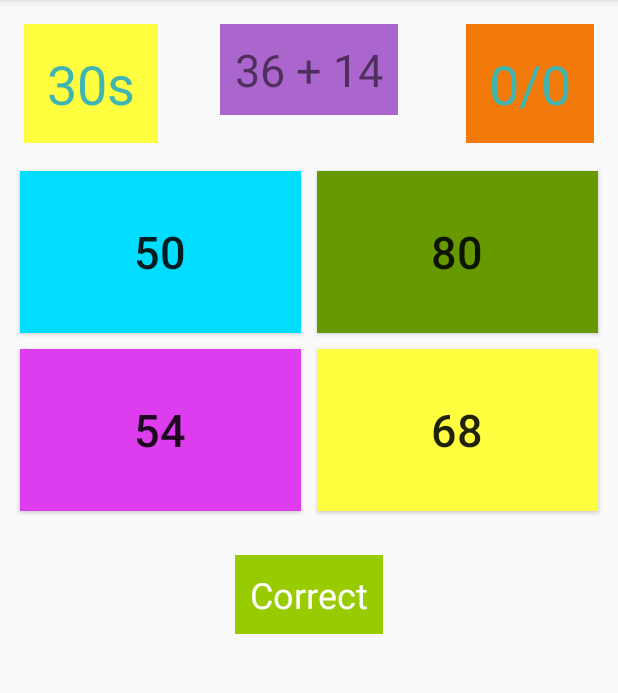
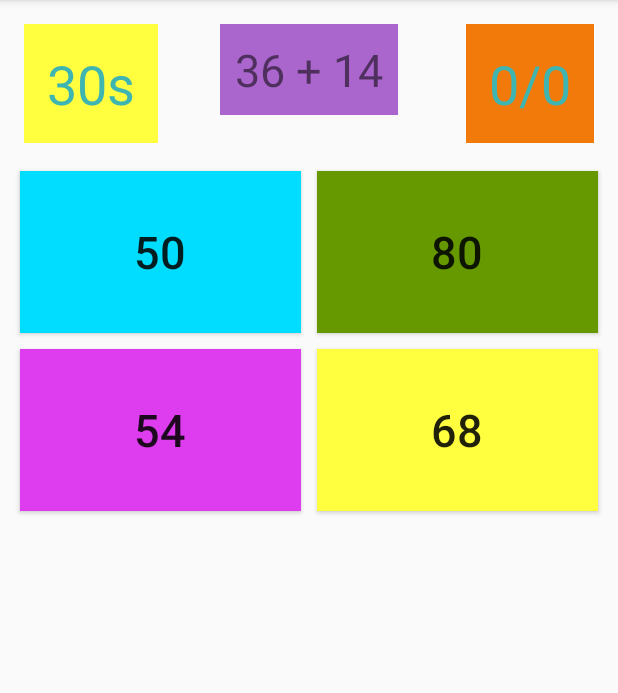
Before and after one commit to ranggasenatama/Quiz-App-Android, an Android app: the screen it shows after launch (MainActivity), on a phone screen of 412 x 824 dp, the part 84-777 px from its top. Run offline under Robolectric (Android 15) with nearby library versions, the phone set to English and light mode, and no system bars.

Commit message:
true false answer

```diff
--- a/app/src/main/java/com/example/asus/quizapp/MainActivity.java
+++ b/app/src/main/java/com/example/asus/quizapp/MainActivity.java
@@ -13,20 +13,20 @@ import java.util.Random;
 public class MainActivity extends AppCompatActivity {
 
     List<Integer> listAnswer = new ArrayList<Integer>();
+    int shuffABC;
+    Button button;
+    TextView answerTextView;
 
     public void clickAnswer(View view) {
-        if (view.getId() == R.id.button1) {
-
-        } else if (view.getId() == R.id.button2) {
-
-        } else if (view.getId() == R.id.button3) {
-
+        if (view.getTag().toString().equals(Integer.toString(shuffABC + 1))) {
+            answerTextView.setText("CORRECT!!");
+            answerTextView.setBackgroundColor(getResources().getColor(android.R.color.holo_green_light));
         } else {
-
+            answerTextView.setText("INCORECT!!");
+            answerTextView.setBackgroundColor(getResources().getColor(android.R.color.holo_red_light));
         }
+        answerTextView.setVisibility(View.VISIBLE);
     }
-
-    Button button;
 
     public void clickStartQuiz(View view) {
         button.setVisibility(View.INVISIBLE);
@@ -38,6 +38,7 @@ public class MainActivity extends AppCompatActivity {
         setContentView(R.layout.activity_main);
 
         button = findViewById(R.id.startQuizButton);
+        answerTextView = findViewById(R.id.answerTextView);
         Button answerButton1 = (Button) findViewById(R.id.button1);
         Button answerButton2 = (Button) findViewById(R.id.button2);
         Button answerButton3 = (Button) findViewById(R.id.button3);
@@ -45,22 +46,21 @@ public class MainActivity extends AppCompatActivity {
         TextView sumTextView = (TextView) findViewById(R.id.sumTextView);
 
         Random random = new Random();
+        answerTextView.setVisibility(View.INVISIBLE);
 
         int nilai1 = random.nextInt(50);
         int nilai2 = random.nextInt(50);
 
-        sumTextView.setText(nilai1 + " + "+ nilai2);
+        sumTextView.setText(nilai1 + " + " + nilai2);
 
+        shuffABC = random.nextInt(3);
 
-        int shuffABC = random.nextInt(3);
-
-        for(int i=0;i<4;i++){
+        for (int i = 0; i < 4; i++) {
             int acak = random.nextInt(100);
-            if(shuffABC==i){
-                listAnswer.add(nilai1+nilai2);
-            }
-            else{
-                while(acak==nilai1+nilai2){
+            if (shuffABC == i) {
+                listAnswer.add(nilai1 + nilai2);
+            } else {
+                while (acak == nilai1 + nilai2) {
                     acak = random.nextInt(100);
                 }
                 listAnswer.add(acak);
--- a/app/src/main/res/layout/activity_main.xml
+++ b/app/src/main/res/layout/activity_main.xml
@@ -92,6 +92,7 @@
             android:layout_row="0"
             android:layout_rowWeight="1"
             android:background="@android:color/holo_blue_bright"
+            android:onClick="clickAnswer"
             android:tag="1"
             android:text="14"
             android:textSize="30sp" />
@@ -107,6 +108,7 @@
             android:layout_row="0"
             android:layout_rowWeight="1"
             android:background="@android:color/holo_green_dark"
+            android:onClick="clickAnswer"
             android:tag="2"
             android:text="14"
             android:textSize="30sp" />
@@ -122,6 +124,7 @@
             android:layout_row="1"
             android:layout_rowWeight="1"
             android:background="@color/colorPrimaryDark"
+            android:onClick="clickAnswer"
             android:tag="3"
             android:text="14"
             android:textSize="30sp" />
@@ -137,6 +140,7 @@
             android:layout_row="1"
             android:layout_rowWeight="1"
             android:background="@color/colorAccent"
+            android:onClick="clickAnswer"
             android:tag="4"
             android:text="14"
             android:textSize="30sp" />
```
